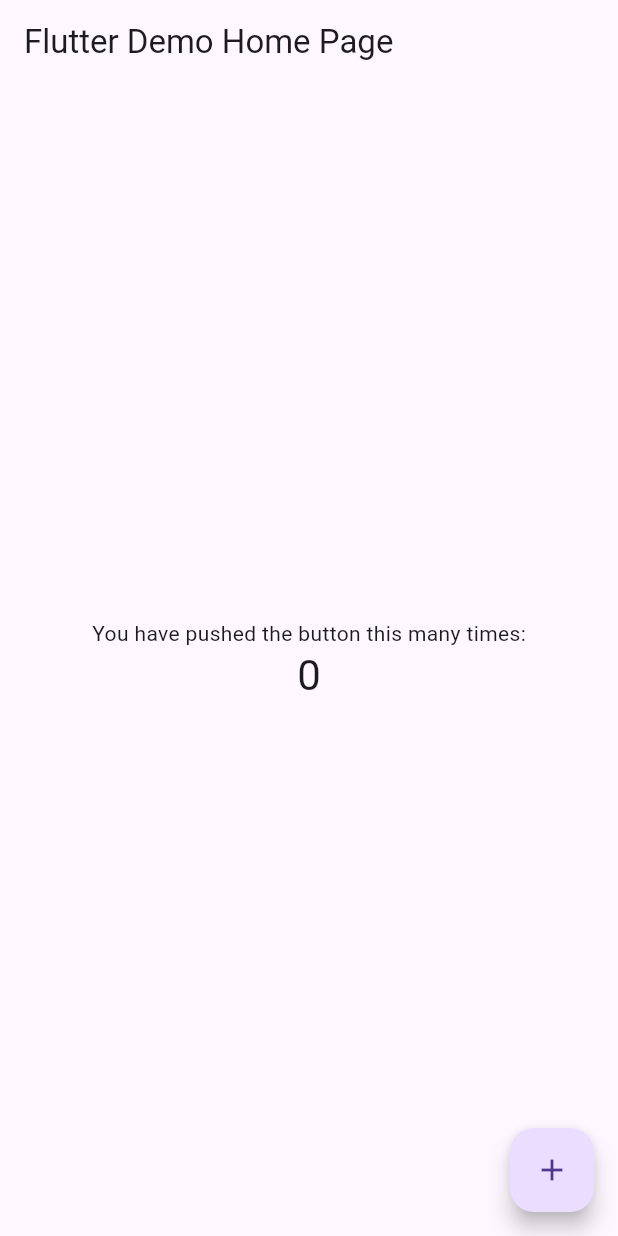
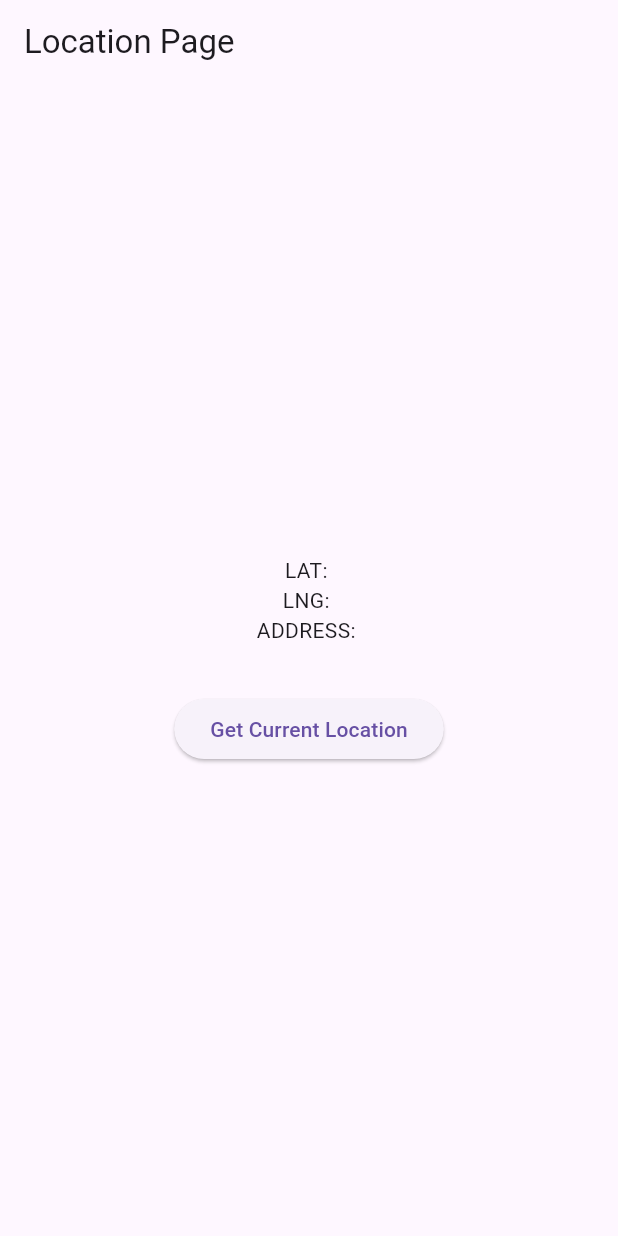
Before and after one commit to Cheff-Jeff/live-location-poc, a Flutter app: the screen it shows after launch, on a phone screen of 412 x 824 dp. Run offline on Flutter 3.47's test engine with Material 2 defaults, Android fonts, the phone set to English and light mode, and no system bars; our stand-ins replace geolocator.

Commit message:
get LATLNG

```diff
--- /dev/null
+++ b/live_location_poc/lib/location.dart
@@ -0,0 +1,95 @@
+import 'package:flutter/material.dart';
+import 'package:geolocator/geolocator.dart';
+
+class LocationPage extends StatefulWidget {
+  const LocationPage({super.key});
+
+  @override
+  State<LocationPage> createState() => _LocationPageState();
+}
+
+class _LocationPageState extends State<LocationPage> {
+  String? _currAddress;
+  Position? _currPosition;
+
+  Future<bool> _handleLocationPermision() async {
+    bool serviceEnabled;
+    LocationPermission permission;
+    serviceEnabled = await Geolocator.isLocationServiceEnabled();
+
+    if (!serviceEnabled) {
+      ScaffoldMessenger.of(context).showSnackBar(
+        const SnackBar(
+          content: Text(
+              'Location services are disabled. Please enable the services'),
+        ),
+      );
+      return false;
+    }
+
+    permission = await Geolocator.checkPermission();
+    if (permission == LocationPermission.denied) {
+      permission = await Geolocator.requestPermission();
+
+      if (permission == LocationPermission.denied) {
+        ScaffoldMessenger.of(context).showSnackBar(
+          const SnackBar(
+            content: Text('Location permissions are denied'),
+          ),
+        );
+        return false;
+      }
+    }
+
+    if (permission == LocationPermission.deniedForever) {
+      ScaffoldMessenger.of(context).showSnackBar(
+        const SnackBar(
+          content: Text(
+              'Location permissions are permanently denied, we cannot request permissions.'),
+        ),
+      );
+      return false;
+    }
+
+    return true;
+  }
+
+  Future<void> _getCurrentPosition() async {
+    final hasPermission = await _handleLocationPermision();
+
+    if (!hasPermission) return;
+
+    await Geolocator.getCurrentPosition(desiredAccuracy: LocationAccuracy.high)
+        .then((Position position) {
+      setState(() {
+        _currPosition = position;
+      });
+    }).catchError((e) {
+      debugPrint(e);
+    });
+  }
+
+  @override
+  Widget build(BuildContext context) {
+    return Scaffold(
+      appBar: AppBar(title: const Text("Location Page")),
+      body: SafeArea(
+        child: Center(
+          child: Column(
+            mainAxisAlignment: MainAxisAlignment.center,
+            children: [
+              Text('LAT: ${_currPosition?.latitude ?? ""}'),
+              Text('LNG: ${_currPosition?.longitude ?? ""}'),
+              Text('ADDRESS: ${_currAddress ?? ""}'),
+              const SizedBox(height: 32),
+              ElevatedButton(
+                onPressed: _getCurrentPosition,
+                child: const Text("Get Current Location"),
+              )
+            ],
+          ),
+        ),
+      ),
+    );
+  }
+}
--- a/live_location_poc/lib/main.dart
+++ b/live_location_poc/lib/main.dart
@@ -1,4 +1,5 @@
 import 'package:flutter/material.dart';
+import 'package:live_location_poc/location.dart';
 
 void main() {
   runApp(const MyApp());
@@ -11,56 +12,10 @@
   @override
   Widget build(BuildContext context) {
     return MaterialApp(
-      title: 'Flutter Demo',
+      title: 'Flutter Location Demo',
+      debugShowCheckedModeBanner: false,
       theme: ThemeData(primarySwatch: Colors.blue, useMaterial3: true),
-      home: const MyHomePage(title: 'Flutter Demo Home Page'),
+      home: const LocationPage(),
     );
   }
 }
-
-class MyHomePage extends StatefulWidget {
-  const MyHomePage({super.key, required this.title});
-
-  final String title;
-
-  @override
-  State<MyHomePage> createState() => _MyHomePageState();
-}
-
-class _MyHomePageState extends State<MyHomePage> {
-  int _counter = 0;
-
-  void _incrementCounter() {
-    setState(() {
-      _counter++;
-    });
-  }
-
-  @override
-  Widget build(BuildContext context) {
-    return Scaffold(
-      appBar: AppBar(
-        title: Text(widget.title),
-      ),
-      body: Center(
-        child: Column(
-          mainAxisAlignment: MainAxisAlignment.center,
-          children: <Widget>[
-            const Text(
-              'You have pushed the button this many times:',
-            ),
-            Text(
-              '$_counter',
-              style: Theme.of(context).textTheme.headlineMedium,
-            ),
-          ],
-        ),
-      ),
-      floatingActionButton: FloatingActionButton(
-        onPressed: _incrementCounter,
-        tooltip: 'Increment',
-        child: const Icon(Icons.add),
-      ),
-    );
-  }
-}
```
